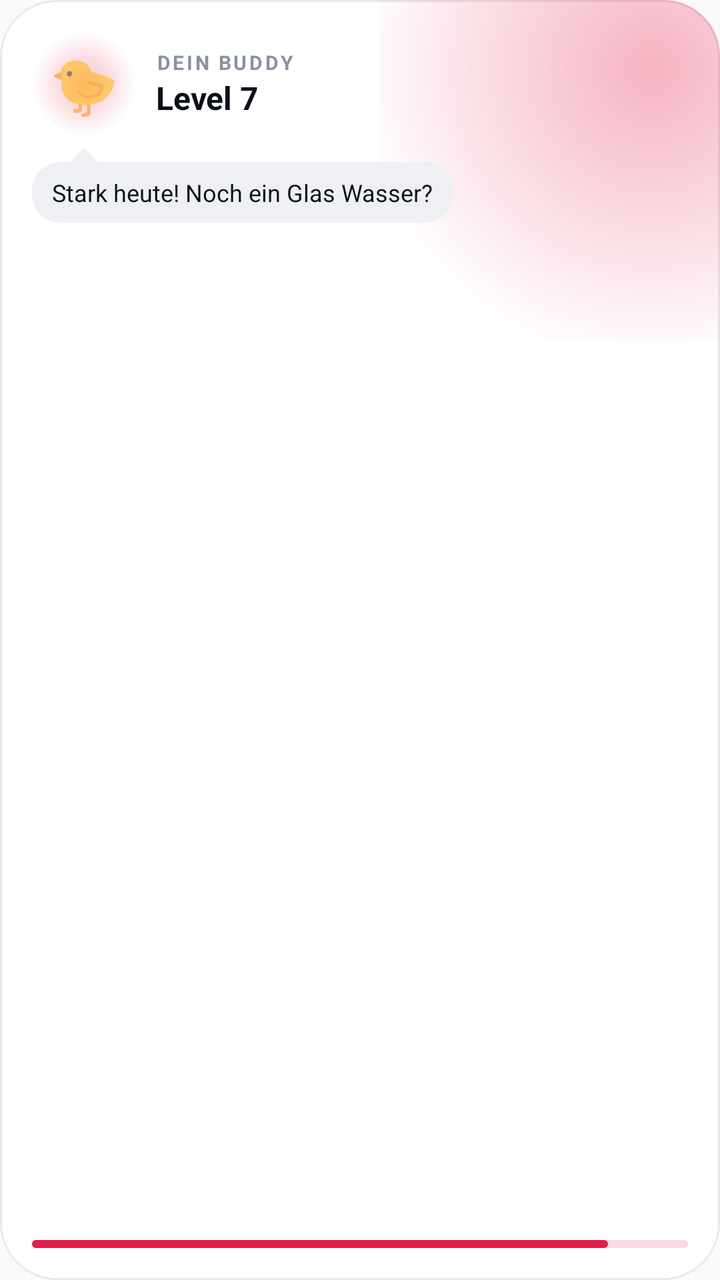
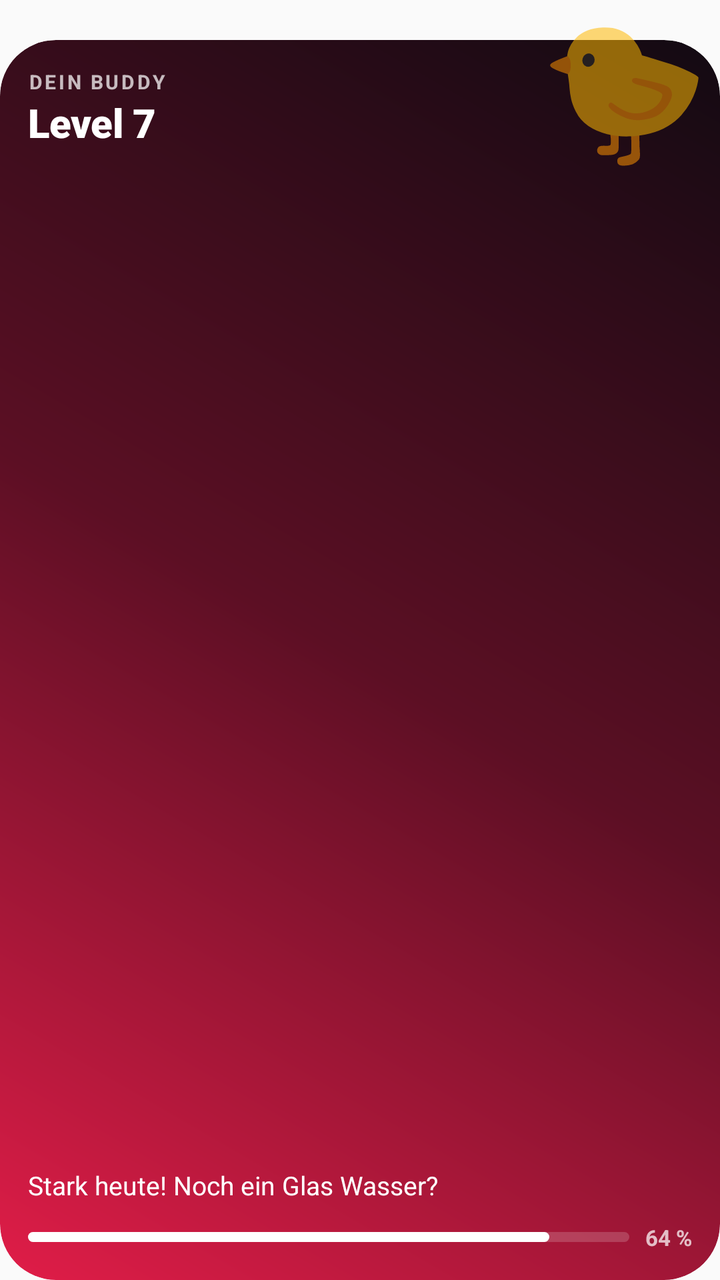

Before-and-after screenshots of an Android layout around one commit, followed by the original layout XML and the change that was made.
<!-- AndroidManifest.xml: application theme AppTheme -->
<!-- res/layout/widget_buddy.xml -->
<?xml version="1.0" encoding="utf-8"?>
<FrameLayout xmlns:android="http://schemas.android.com/apk/res/android"
    android:id="@android:id/background"
    style="@style/WidgetFb.Card">

    <ImageView android:id="@+id/glow" style="@style/WidgetFb.Glow" />

    <LinearLayout style="@style/WidgetFb.Content">

        <LinearLayout
            android:layout_width="match_parent"
            android:layout_height="wrap_content"
            android:gravity="center_vertical"
            android:orientation="horizontal">

            <FrameLayout
                android:layout_width="52dp"
                android:layout_height="52dp">

                <ImageView
                    android:id="@+id/halo"
                    style="@style/WidgetFb.Ring"
                    android:src="@drawable/widget_halo_preview" />

                <ImageView
                    android:id="@+id/buddy"
                    android:layout_width="46dp"
                    android:layout_height="46dp"
                    android:layout_gravity="center"
                    android:contentDescription="Buddy"
                    android:scaleType="fitCenter" />

                <TextView
                    android:id="@+id/buddy_emoji"
                    android:layout_width="match_parent"
                    android:layout_height="match_parent"
                    android:gravity="center"
                    android:text="🐤"
                    android:textSize="28sp" />
            </FrameLayout>

            <LinearLayout
                android:layout_width="0dp"
                android:layout_height="wrap_content"
                android:layout_marginStart="10dp"
                android:layout_weight="1"
                android:orientation="vertical">

                <TextView
                    android:id="@+id/overline"
                    style="@style/WidgetFb.Overline"
                    android:text="Dein Buddy" />

                <TextView
                    android:id="@+id/level"
                    style="@style/WidgetFb.Title"
                    android:maxLines="1"
                    android:text="Level 7" />
            </LinearLayout>
        </LinearLayout>

        <ImageView
            android:layout_width="14dp"
            android:layout_height="7dp"
            android:layout_marginStart="19dp"
            android:layout_marginTop="6dp"
            android:importantForAccessibility="no"
            android:src="@drawable/widget_tail_up" />

        <TextView
            android:id="@+id/line"
            style="@style/WidgetFb.Bubble"
            android:text="Stark heute! Noch ein Glas Wasser?" />

        <FrameLayout style="@style/WidgetFb.Fill" />

        <ImageView
            android:id="@+id/level_bar"
            style="@style/WidgetFb.Bar"
            android:layout_height="4dp"
            android:layout_marginTop="8dp" />
    </LinearLayout>
</FrameLayout>
<!-- resources referenced by this layout -->
<resources>
  <!-- drawable widget_halo_preview (drawable) -->
  <?xml version="1.0" encoding="utf-8"?>
  <shape xmlns:android="http://schemas.android.com/apk/res/android" android:shape="oval">
      <gradient
          android:endColor="#00E11D48"
          android:gradientRadius="50%"
          android:startColor="#4DE11D48"
          android:type="radial" />
  </shape>
  <!-- drawable widget_tail_up (drawable) -->
  <?xml version="1.0" encoding="utf-8"?>
  <vector xmlns:android="http://schemas.android.com/apk/res/android"
      android:width="14dp"
      android:height="7dp"
      android:viewportWidth="14"
      android:viewportHeight="7">
      <path android:fillColor="@color/widget_sand" android:pathData="M0,7 L7,0 L14,7 Z" />
  </vector>
  <style name="WidgetFb.Bar">
          <item name="android:layout_width">match_parent</item>
          <item name="android:layout_height">6dp</item>
          <item name="android:scaleType">fitXY</item>
          <item name="android:src">@drawable/widget_bar_preview</item>
          <item name="android:importantForAccessibility">no</item>
      </style>
  <style name="WidgetFb.Bubble">
          <item name="android:layout_width">wrap_content</item>
          <item name="android:layout_height">wrap_content</item>
          <item name="android:background">@drawable/widget_bubble</item>
          <item name="android:paddingStart">10dp</item>
          <item name="android:paddingEnd">10dp</item>
          <item name="android:paddingTop">7dp</item>
          <item name="android:paddingBottom">7dp</item>
          <item name="android:textColor">@color/widget_text</item>
          <item name="android:textSize">12sp</item>
          <item name="android:lineSpacingMultiplier">1.05</item>
          <item name="android:ellipsize">end</item>
          <item name="android:maxLines">3</item>
      </style>
  <style name="WidgetFb.Card">
          <item name="android:layout_width">match_parent</item>
          <item name="android:layout_height">match_parent</item>
          <item name="android:background">@drawable/widget_card</item>
      </style>
  <style name="WidgetFb.Content">
          <item name="android:layout_width">match_parent</item>
          <item name="android:layout_height">match_parent</item>
          <item name="android:padding">@dimen/widget_pad</item>
          <item name="android:orientation">vertical</item>
      </style>
  <style name="WidgetFb.Glow">
          <item name="android:layout_width">170dp</item>
          <item name="android:layout_height">170dp</item>
          <item name="android:layout_gravity">top|end</item>
          <item name="android:scaleType">fitXY</item>
          <item name="android:src">@drawable/widget_glow_preview</item>
          <item name="android:importantForAccessibility">no</item>
      </style>
  <style name="WidgetFb.Overline">
          <item name="android:layout_width">wrap_content</item>
          <item name="android:layout_height">wrap_content</item>
          <item name="android:textColor">@color/widget_muted</item>
          <item name="android:textSize">10sp</item>
          <item name="android:textStyle">bold</item>
          <item name="android:letterSpacing">0.12</item>
          <item name="android:textAllCaps">true</item>
          <item name="android:maxLines">1</item>
          <item name="android:ellipsize">end</item>
      </style>
  <style name="WidgetFb.Ring">
          <item name="android:layout_width">match_parent</item>
          <item name="android:layout_height">match_parent</item>
          <item name="android:scaleType">fitCenter</item>
          <item name="android:src">@drawable/widget_ring_preview</item>
          <item name="android:importantForAccessibility">no</item>
      </style>
  <style name="WidgetFb.Title">
          <item name="android:layout_width">match_parent</item>
          <item name="android:layout_height">wrap_content</item>
          <item name="android:textColor">@color/widget_text</item>
          <item name="android:textSize">16sp</item>
          <item name="android:textStyle">bold</item>
          <item name="android:ellipsize">end</item>
          <item name="android:maxLines">2</item>
          <item name="android:lineSpacingMultiplier">0.95</item>
      </style>
  <color name="widget_sand">#EEF0F4</color>
  <!-- drawable widget_bar_preview (drawable) -->
  <?xml version="1.0" encoding="utf-8"?>
  <layer-list xmlns:android="http://schemas.android.com/apk/res/android">
      <item>
          <shape><corners android:radius="999dp" /><solid android:color="#29E11D48" /></shape>
      </item>
      <item android:right="40dp">
          <shape><corners android:radius="999dp" /><solid android:color="#E11D48" /></shape>
      </item>
  </layer-list>
  <!-- drawable widget_bubble (drawable) -->
  <?xml version="1.0" encoding="utf-8"?>
  <shape xmlns:android="http://schemas.android.com/apk/res/android" android:shape="rectangle">
      <solid android:color="@color/widget_sand" />
      <corners android:radius="14dp" />
  </shape>
  <color name="widget_text">#0B0F19</color>
  <!-- drawable widget_card (drawable) -->
  <?xml version="1.0" encoding="utf-8"?>
  <shape xmlns:android="http://schemas.android.com/apk/res/android" android:shape="rectangle">
      <solid android:color="@color/widget_card" />
      <stroke android:width="1dp" android:color="@color/widget_stroke" />
      <corners android:radius="@dimen/widget_radius" />
  </shape>
  <dimen name="widget_pad">16dp</dimen>
  <!-- drawable widget_glow_preview (drawable) -->
  <?xml version="1.0" encoding="utf-8"?>
  <shape xmlns:android="http://schemas.android.com/apk/res/android" android:shape="rectangle">
      <gradient
          android:centerX="0.8"
          android:centerY="0.2"
          android:endColor="#00E11D48"
          android:gradientRadius="150dp"
          android:startColor="#55E11D48"
          android:type="radial" />
  </shape>
  <color name="widget_muted">#8A92A0</color>
  <!-- drawable widget_ring_preview (drawable) -->
  <?xml version="1.0" encoding="utf-8"?>
  <vector xmlns:android="http://schemas.android.com/apk/res/android"
      android:width="96dp"
      android:height="96dp"
      android:viewportWidth="100"
      android:viewportHeight="100">
      <path
          android:pathData="M50,8 A42,42 0 1,1 49.99,8"
          android:strokeWidth="9"
          android:strokeColor="#29E11D48" />
      <path
          android:pathData="M50,8 A42,42 0 1,1 10.06,62.98"
          android:strokeLineCap="round"
          android:strokeWidth="9"
          android:strokeColor="#E11D48" />
  </vector>
  <color name="widget_card">#FFFFFF</color>
  <color name="widget_stroke">#140B0F19</color>
  <!-- unchanged entries left out for length: 3 -->
</resources>

<!-- the commit's change to res/layout/widget_buddy.xml (unified diff, before → after) -->
@@ -1,83 +1,103 @@
 <?xml version="1.0" encoding="utf-8"?>
 <FrameLayout xmlns:android="http://schemas.android.com/apk/res/android"
     android:id="@android:id/background"
-    style="@style/WidgetFb.Card">
+    android:layout_width="match_parent"
+    android:layout_height="match_parent">
 
-    <ImageView android:id="@+id/glow" style="@style/WidgetFb.Glow" />
+    <FrameLayout
+        style="@style/WidgetFb.Hero"
+        android:layout_marginTop="20dp">
 
-    <LinearLayout style="@style/WidgetFb.Content">
+        <ImageView android:id="@+id/art" style="@style/WidgetFb.Art" />
 
-        <LinearLayout
-            android:layout_width="match_parent"
-            android:layout_height="wrap_content"
-            android:gravity="center_vertical"
-            android:orientation="horizontal">
+        <LinearLayout style="@style/WidgetFb.HeroContent">
 
-            <FrameLayout
-                android:layout_width="52dp"
-                android:layout_height="52dp">
+            <TextView
+                android:id="@+id/overline"
+                style="@style/WidgetFb.HeroOverline"
+                android:layout_marginEnd="76dp"
+                android:text="Dein Buddy" />
+
+            <TextView
+                android:id="@+id/level"
+                style="@style/WidgetFb.HeroTitle"
+                android:layout_marginEnd="76dp"
+                android:maxLines="1"
+                android:text="Level 7"
+                android:textSize="20sp" />
+
+            <FrameLayout style="@style/WidgetFb.Fill" />
+
+            <TextView
+                android:id="@+id/line"
+                style="@style/WidgetFb.HeroBody"
+                android:layout_width="match_parent"
+                android:lineSpacingMultiplier="1.05"
+                android:maxLines="3"
+                android:text="Stark heute! Noch ein Glas Wasser?"
+                android:textColor="@color/hero_text"
+                android:textSize="13sp" />
+
+            <LinearLayout
+                android:layout_width="match_parent"
+                android:layout_height="wrap_content"
+                android:layout_marginTop="10dp"
+                android:gravity="center_vertical"
+                android:orientation="horizontal">
 
                 <ImageView
-                    android:id="@+id/halo"
-                    style="@style/WidgetFb.Ring"
-                    android:src="@drawable/widget_halo_preview" />
-
-                <ImageView
-                    android:id="@+id/buddy"
-                    android:layout_width="46dp"
-                    android:layout_height="46dp"
-                    android:layout_gravity="center"
-                    android:contentDescription="Buddy"
-                    android:scaleType="fitCenter" />
+                    android:id="@+id/level_bar"
+                    style="@style/WidgetFb.HeroBar"
+                    android:layout_width="0dp"
+                    android:layout_weight="1" />
 
                 <TextView
-                    android:id="@+id/buddy_emoji"
-                    android:layout_width="match_parent"
-                    android:layout_height="match_parent"
-                    android:gravity="center"
-                    android:text="🐤"
-                    android:textSize="28sp" />
-            </FrameLayout>
-
-            <LinearLayout
-                android:layout_width="0dp"
-                android:layout_height="wrap_content"
-                android:layout_marginStart="10dp"
-                android:layout_weight="1"
-                android:orientation="vertical">
-
-                <TextView
-                    android:id="@+id/overline"
-                    style="@style/WidgetFb.Overline"
-                    android:text="Dein Buddy" />
-
-                <TextView
-                    android:id="@+id/level"
-                    style="@style/WidgetFb.Title"
-                    android:maxLines="1"
-                    android:text="Level 7" />
+                    android:id="@+id/level_pct"
+                    style="@style/WidgetFb.HeroBody"
+                    android:layout_marginStart="8dp"
+                    android:fontFeatureSettings="tnum"
+                    android:text="64 %"
+                    android:textSize="11sp"
+                    android:textStyle="bold" />
             </LinearLayout>
         </LinearLayout>
+    </FrameLayout>
 
-        <ImageView
-            android:layout_width="14dp"
-            android:layout_height="7dp"
-            android:layout_marginStart="19dp"
-            android:layout_marginTop="6dp"
-            android:importantForAccessibility="no"
-            android:src="@drawable/widget_tail_up" />
+    <include
+        layout="@layout/widget_hero_buddy"
+        android:layout_width="92dp"
+        android:layout_height="92dp"
+        android:layout_gravity="top|end"
+        android:layout_marginTop="0dp"
+        android:layout_marginEnd="2dp" />
+</FrameLayout>
+<!-- res/layout/widget_hero_buddy.xml (included above) -->
+<?xml version="1.0" encoding="utf-8"?>
+<FrameLayout xmlns:android="http://schemas.android.com/apk/res/android"
+    android:id="@+id/buddy_box"
+    android:layout_width="64dp"
+    android:layout_height="64dp"
+    android:layout_gravity="top|end"
+    android:layout_marginTop="4dp"
+    android:layout_marginEnd="4dp">
 
-        <TextView
-            android:id="@+id/line"
-            style="@style/WidgetFb.Bubble"
-            android:text="Stark heute! Noch ein Glas Wasser?" />
+    <ImageView
+        android:id="@+id/buddy"
+        android:layout_width="match_parent"
+        android:layout_height="match_parent"
+        android:contentDescription="Buddy"
+        android:scaleType="fitCenter"
+        android:visibility="gone" />
 
-        <FrameLayout style="@style/WidgetFb.Fill" />
-
-        <ImageView
-            android:id="@+id/level_bar"
-            style="@style/WidgetFb.Bar"
-            android:layout_height="4dp"
-            android:layout_marginTop="8dp" />
-    </LinearLayout>
+    <TextView
+        android:id="@+id/buddy_emoji"
+        android:layout_width="match_parent"
+        android:layout_height="match_parent"
+        android:autoSizeMaxTextSize="80sp"
+        android:autoSizeMinTextSize="20sp"
+        android:autoSizeTextType="uniform"
+        android:gravity="center"
+        android:includeFontPadding="false"
+        android:padding="6dp"
+        android:text="🐤" />
 </FrameLayout>
<!-- resource entries referenced after the edit -->
@@ -1,67 +1,42 @@
 <!-- resources referenced by this layout -->
 <resources>
-  <!-- drawable widget_halo_preview (drawable) -->
-  <?xml version="1.0" encoding="utf-8"?>
-  <shape xmlns:android="http://schemas.android.com/apk/res/android" android:shape="oval">
-      <gradient
-          android:endColor="#00E11D48"
-          android:gradientRadius="50%"
-          android:startColor="#4DE11D48"
-          android:type="radial" />
-  </shape>
-  <!-- drawable widget_tail_up (drawable) -->
-  <?xml version="1.0" encoding="utf-8"?>
-  <vector xmlns:android="http://schemas.android.com/apk/res/android"
-      android:width="14dp"
-      android:height="7dp"
-      android:viewportWidth="14"
-      android:viewportHeight="7">
-      <path android:fillColor="@color/widget_sand" android:pathData="M0,7 L7,0 L14,7 Z" />
-  </vector>
-  <style name="WidgetFb.Bar">
+  <color name="hero_text">#FFFFFF</color>
+  <style name="WidgetFb.Art">
           <item name="android:layout_width">match_parent</item>
-          <item name="android:layout_height">6dp</item>
-          <item name="android:scaleType">fitXY</item>
-          <item name="android:src">@drawable/widget_bar_preview</item>
+          <item name="android:layout_height">match_parent</item>
+          <item name="android:scaleType">centerCrop</item>
           <item name="android:importantForAccessibility">no</item>
       </style>
-  <style name="WidgetFb.Bubble">
+  <style name="WidgetFb.Hero">
+          <item name="android:layout_width">match_parent</item>
+          <item name="android:layout_height">match_parent</item>
+          <item name="android:background">@drawable/widget_hero</item>
+      </style>
+  <style name="WidgetFb.HeroBar">
+          <item name="android:layout_width">match_parent</item>
+          <item name="android:layout_height">5dp</item>
+          <item name="android:scaleType">fitXY</item>
+          <item name="android:src">@drawable/widget_hero_bar_preview</item>
+          <item name="android:importantForAccessibility">no</item>
+      </style>
+  <style name="WidgetFb.HeroBody">
           <item name="android:layout_width">wrap_content</item>
           <item name="android:layout_height">wrap_content</item>
-          <item name="android:background">@drawable/widget_bubble</item>
-          <item name="android:paddingStart">10dp</item>
-          <item name="android:paddingEnd">10dp</item>
-          <item name="android:paddingTop">7dp</item>
-          <item name="android:paddingBottom">7dp</item>
-          <item name="android:textColor">@color/widget_text</item>
+          <item name="android:textColor">@color/hero_text2</item>
           <item name="android:textSize">12sp</item>
-          <item name="android:lineSpacingMultiplier">1.05</item>
+          <item name="android:maxLines">1</item>
           <item name="android:ellipsize">end</item>
-          <item name="android:maxLines">3</item>
       </style>
-  <style name="WidgetFb.Card">
+  <style name="WidgetFb.HeroContent">
           <item name="android:layout_width">match_parent</item>
           <item name="android:layout_height">match_parent</item>
-          <item name="android:background">@drawable/widget_card</item>
-      </style>
-  <style name="WidgetFb.Content">
-          <item name="android:layout_width">match_parent</item>
-          <item name="android:layout_height">match_parent</item>
-          <item name="android:padding">@dimen/widget_pad</item>
+          <item name="android:padding">14dp</item>
           <item name="android:orientation">vertical</item>
       </style>
-  <style name="WidgetFb.Glow">
-          <item name="android:layout_width">170dp</item>
-          <item name="android:layout_height">170dp</item>
-          <item name="android:layout_gravity">top|end</item>
-          <item name="android:scaleType">fitXY</item>
-          <item name="android:src">@drawable/widget_glow_preview</item>
-          <item name="android:importantForAccessibility">no</item>
-      </style>
-  <style name="WidgetFb.Overline">
+  <style name="WidgetFb.HeroOverline">
           <item name="android:layout_width">wrap_content</item>
           <item name="android:layout_height">wrap_content</item>
-          <item name="android:textColor">@color/widget_muted</item>
+          <item name="android:textColor">@color/hero_text2</item>
           <item name="android:textSize">10sp</item>
           <item name="android:textStyle">bold</item>
           <item name="android:letterSpacing">0.12</item>
@@ -69,80 +44,39 @@
           <item name="android:maxLines">1</item>
           <item name="android:ellipsize">end</item>
       </style>
-  <style name="WidgetFb.Ring">
-          <item name="android:layout_width">match_parent</item>
-          <item name="android:layout_height">match_parent</item>
-          <item name="android:scaleType">fitCenter</item>
-          <item name="android:src">@drawable/widget_ring_preview</item>
-          <item name="android:importantForAccessibility">no</item>
-      </style>
-  <style name="WidgetFb.Title">
+  <style name="WidgetFb.HeroTitle">
           <item name="android:layout_width">match_parent</item>
           <item name="android:layout_height">wrap_content</item>
-          <item name="android:textColor">@color/widget_text</item>
-          <item name="android:textSize">16sp</item>
-          <item name="android:textStyle">bold</item>
+          <item name="android:textColor">@color/hero_text</item>
+          <item name="android:textSize">18sp</item>
+          <item name="android:fontFamily">sans-serif-black</item>
+          <item name="android:letterSpacing">-0.01</item>
           <item name="android:ellipsize">end</item>
           <item name="android:maxLines">2</item>
-          <item name="android:lineSpacingMultiplier">0.95</item>
+          <item name="android:lineSpacingMultiplier">0.92</item>
       </style>
-  <color name="widget_sand">#EEF0F4</color>
-  <!-- drawable widget_bar_preview (drawable) -->
+  <!-- drawable widget_hero (drawable) -->
+  <?xml version="1.0" encoding="utf-8"?>
+  <shape xmlns:android="http://schemas.android.com/apk/res/android" android:shape="rectangle">
+      <gradient
+          android:angle="45"
+          android:centerColor="#5C0F24"
+          android:endColor="#120A12"
+          android:startColor="#E11D48"
+          android:type="linear" />
+      <corners android:radius="@dimen/widget_radius" />
+  </shape>
+  <!-- drawable widget_hero_bar_preview (drawable) -->
   <?xml version="1.0" encoding="utf-8"?>
   <layer-list xmlns:android="http://schemas.android.com/apk/res/android">
       <item>
-          <shape><corners android:radius="999dp" /><solid android:color="#29E11D48" /></shape>
+          <shape><corners android:radius="999dp" /><solid android:color="#2EFFFFFF" /></shape>
       </item>
       <item android:right="40dp">
-          <shape><corners android:radius="999dp" /><solid android:color="#E11D48" /></shape>
+          <shape><corners android:radius="999dp" /><solid android:color="#FFFFFF" /></shape>
       </item>
   </layer-list>
-  <!-- drawable widget_bubble (drawable) -->
-  <?xml version="1.0" encoding="utf-8"?>
-  <shape xmlns:android="http://schemas.android.com/apk/res/android" android:shape="rectangle">
-      <solid android:color="@color/widget_sand" />
-      <corners android:radius="14dp" />
-  </shape>
-  <color name="widget_text">#0B0F19</color>
-  <!-- drawable widget_card (drawable) -->
-  <?xml version="1.0" encoding="utf-8"?>
-  <shape xmlns:android="http://schemas.android.com/apk/res/android" android:shape="rectangle">
-      <solid android:color="@color/widget_card" />
-      <stroke android:width="1dp" android:color="@color/widget_stroke" />
-      <corners android:radius="@dimen/widget_radius" />
-  </shape>
-  <dimen name="widget_pad">16dp</dimen>
-  <!-- drawable widget_glow_preview (drawable) -->
-  <?xml version="1.0" encoding="utf-8"?>
-  <shape xmlns:android="http://schemas.android.com/apk/res/android" android:shape="rectangle">
-      <gradient
-          android:centerX="0.8"
-          android:centerY="0.2"
-          android:endColor="#00E11D48"
-          android:gradientRadius="150dp"
-          android:startColor="#55E11D48"
-          android:type="radial" />
-  </shape>
-  <color name="widget_muted">#8A92A0</color>
-  <!-- drawable widget_ring_preview (drawable) -->
-  <?xml version="1.0" encoding="utf-8"?>
-  <vector xmlns:android="http://schemas.android.com/apk/res/android"
-      android:width="96dp"
-      android:height="96dp"
-      android:viewportWidth="100"
-      android:viewportHeight="100">
-      <path
-          android:pathData="M50,8 A42,42 0 1,1 49.99,8"
-          android:strokeWidth="9"
-          android:strokeColor="#29E11D48" />
-      <path
-          android:pathData="M50,8 A42,42 0 1,1 10.06,62.98"
-          android:strokeLineCap="round"
-          android:strokeWidth="9"
-          android:strokeColor="#E11D48" />
-  </vector>
-  <color name="widget_card">#FFFFFF</color>
-  <color name="widget_stroke">#140B0F19</color>
+  <color name="hero_text2">#B8FFFFFF</color>
   <!-- unchanged entries left out for length: 3 -->
 </resources>
 
